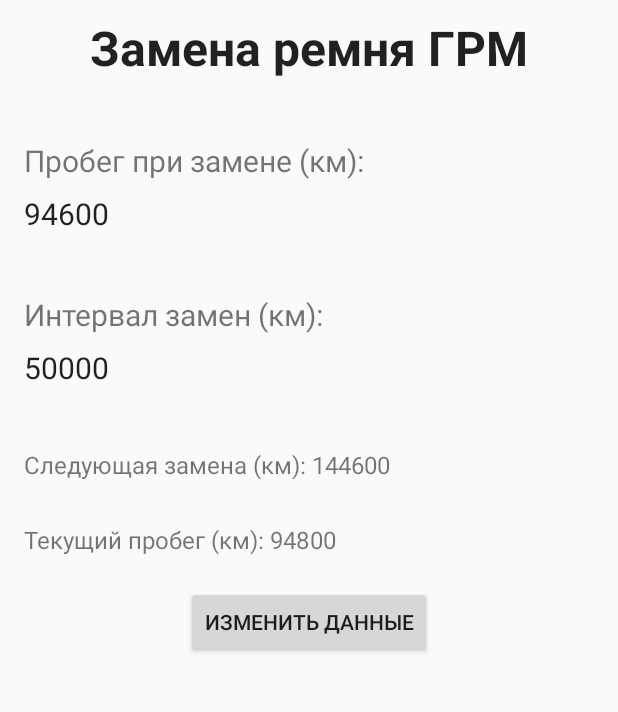
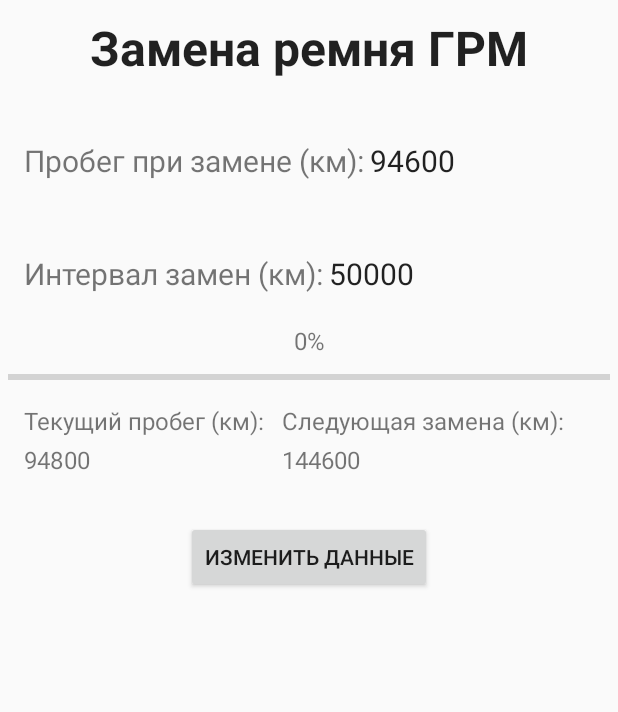
Before and after one commit to Max76547/MyCarTest, an Android app: the screen it shows after launch (WorkDetailActivity), after a tap on "Замена ремня ГРМ", on a phone screen of 412 x 824 dp, the part 84-796 px from its top. Run offline under Robolectric (Android 15) with nearby library versions, the phone set to English and light mode, and no system bars.

Commit message:
Изменение 2: добавили ProgressBar и математический расчет в процентах

```diff
--- a/app/src/main/java/com/example/mycartest/work/WorkDetailActivity.java
+++ b/app/src/main/java/com/example/mycartest/work/WorkDetailActivity.java
@@ -18,6 +18,9 @@ import android.widget.ImageView;
 import com.example.mycartest.MainActivity;
 import com.example.mycartest.R;
 import com.example.mycartest.sqlite.CarDatabaseHelper;
+
+import android.widget.LinearLayout;
+import android.widget.ProgressBar;
 import android.widget.TextView;
 import android.widget.Toast;
 
@@ -46,6 +49,11 @@ public class WorkDetailActivity extends AppCompatActivity {
         TextView textMyMileage= findViewById(R.id.edit_my_mileage);
         textMyMileage.setText(workMileage);
         TextView textSummaMileage = findViewById(R.id.itog_zamen);
+        TextView textProcent = findViewById(R.id.procents);
+
+        ProgressBar progressBar = findViewById(R.id.progressBar);
+
+
 
       button = findViewById(R.id.btn_change);
 //(создаем курсор)----------------------------
@@ -82,6 +90,10 @@ public class WorkDetailActivity extends AppCompatActivity {
                 int k = Integer.parseInt(mileage) + Integer.parseInt(nxtMileage);
                 String strNxtMileage = String.valueOf(k);
                 textSummaMileage.setText(strNxtMileage);
+
+                int procent = (Integer.parseInt(workMileage)-Integer.parseInt(mileage))*100/Integer.parseInt(nxtMileage);
+                progressBar.setProgress(procent);
+                textProcent.setText(procent + "%");
 
 
             }
--- a/app/src/main/res/layout/activity_work_detail.xml
+++ b/app/src/main/res/layout/activity_work_detail.xml
@@ -24,8 +24,8 @@
             android:background="@android:color/transparent"
             android:focusable="false"
             android:inputType="textPersonName"
+            android:textSize="32sp"
             android:textStyle="bold"
-            android:textSize="32sp"
             app:layout_constraintEnd_toEndOf="parent"
             app:layout_constraintStart_toStartOf="parent"
             app:layout_constraintTop_toTopOf="parent" />
@@ -46,94 +46,122 @@
             android:id="@+id/textView9"
             android:layout_width="wrap_content"
             android:layout_height="wrap_content"
-            android:layout_marginTop="40dp"
+            android:layout_marginTop="48dp"
             android:text="@string/str_interval"
             android:textSize="20sp"
-            app:layout_constraintStart_toStartOf="@+id/edit_change_mileage"
-            app:layout_constraintTop_toBottomOf="@+id/edit_change_mileage" />
+            app:layout_constraintStart_toStartOf="@+id/textView8"
+            app:layout_constraintTop_toBottomOf="@+id/textView8" />
 
         <EditText
             android:id="@+id/edit_change_nxt_mileage"
             android:layout_width="wrap_content"
             android:layout_height="wrap_content"
-            android:layout_marginTop="8dp"
+            android:layout_marginStart="4dp"
+            android:layout_marginLeft="4dp"
             android:background="@android:color/transparent"
             android:focusable="false"
             android:inputType="number"
-            android:text="введите пробег при следующей замене"
+            android:text="следующая замена"
             android:textSize="20sp"
-            app:layout_constraintStart_toStartOf="@+id/textView9"
-            app:layout_constraintTop_toBottomOf="@+id/textView9" />
+            app:layout_constraintStart_toEndOf="@+id/textView9"
+            app:layout_constraintTop_toTopOf="@+id/textView9" />
 
         <EditText
             android:id="@+id/edit_change_mileage"
             android:layout_width="wrap_content"
             android:layout_height="wrap_content"
-            android:layout_marginTop="8dp"
+            android:layout_marginStart="4dp"
+            android:layout_marginLeft="4dp"
             android:background="@android:color/transparent"
             android:focusable="false"
             android:inputType="number"
-            android:text="введите пробег при замене"
+            android:text="введите пробег"
             android:textSize="20sp"
-            app:layout_constraintStart_toStartOf="@+id/textView8"
-            app:layout_constraintTop_toBottomOf="@+id/textView8" />
+            app:layout_constraintStart_toEndOf="@+id/textView8"
+            app:layout_constraintTop_toTopOf="@+id/textView8" />
+
+        <TextView
+            android:id="@+id/edit_my_mileage"
+            android:layout_width="wrap_content"
+            android:layout_height="wrap_content"
+            android:layout_marginTop="4dp"
+            android:background="@android:color/transparent"
+            android:text="@string/str_my_mileage"
+            android:textSize="16sp"
+            app:layout_constraintStart_toStartOf="@+id/textView7"
+            app:layout_constraintTop_toBottomOf="@+id/textView7" />
+
+        <TextView
+            android:id="@+id/textView7"
+            android:layout_width="wrap_content"
+            android:layout_height="wrap_content"
+            android:layout_marginTop="10dp"
+            android:text="@string/str_my_mileage"
+            android:textSize="16sp"
+            app:layout_constraintStart_toStartOf="@+id/textView9"
+            app:layout_constraintTop_toBottomOf="@+id/progressBar" />
 
         <TextView
             android:id="@+id/itog_zamen"
             android:layout_width="wrap_content"
             android:layout_height="wrap_content"
-            android:layout_marginStart="4dp"
-            android:layout_marginLeft="4dp"
+            android:layout_marginTop="4dp"
             android:text="@string/str_nxt_change_mileage"
             android:textSize="16sp"
-            app:layout_constraintStart_toEndOf="@+id/textView6"
-            app:layout_constraintTop_toTopOf="@+id/textView6" />
+            app:layout_constraintStart_toStartOf="@+id/textView6"
+            app:layout_constraintTop_toBottomOf="@+id/textView6" />
 
         <TextView
             android:id="@+id/textView6"
             android:layout_width="wrap_content"
             android:layout_height="wrap_content"
-            android:layout_marginStart="16dp"
-            android:layout_marginLeft="16dp"
-            android:layout_marginTop="40dp"
+            android:layout_marginStart="12dp"
+            android:layout_marginLeft="12dp"
             android:text="@string/str_nxt_change_mileage"
-            android:textSize="16sp"
-            app:layout_constraintStart_toStartOf="parent"
-            app:layout_constraintTop_toBottomOf="@+id/edit_change_nxt_mileage" />
-
-        <TextView
-            android:id="@+id/textView7"
-            android:layout_width="wrap_content"
-            android:layout_height="wrap_content"
-            android:layout_marginTop="28dp"
-            android:text="@string/str_my_mileage"
-            android:textSize="16sp"
-            app:layout_constraintStart_toStartOf="@+id/textView6"
-            app:layout_constraintTop_toBottomOf="@+id/textView6" />
-
-        <TextView
-            android:id="@+id/edit_my_mileage"
-            android:layout_width="wrap_content"
-            android:layout_height="wrap_content"
-            android:layout_marginStart="4dp"
-            android:layout_marginLeft="4dp"
-            android:background="@android:color/transparent"
-            android:text="@string/str_my_mileage"
             android:textSize="16sp"
             app:layout_constraintStart_toEndOf="@+id/textView7"
             app:layout_constraintTop_toTopOf="@+id/textView7" />
+
+        <TextView
+            android:id="@+id/procents"
+            android:layout_width="wrap_content"
+            android:layout_height="wrap_content"
+            android:layout_marginTop="20dp"
+            android:background="@android:color/transparent"
+            android:text="Проценты"
+            android:textSize="16sp"
+            app:layout_constraintEnd_toEndOf="parent"
+            app:layout_constraintStart_toStartOf="parent"
+            app:layout_constraintTop_toBottomOf="@+id/textView9" />
+
+        <ProgressBar
+            android:id="@+id/progressBar"
+            style="?android:attr/progressBarStyleHorizontal"
+            android:layout_width="match_parent"
+            android:layout_height="wrap_content"
+            android:layout_margin="5dp"
+            android:layout_marginStart="2dp"
+            android:layout_marginLeft="2dp"
+            android:layout_marginTop="11dp"
+            android:layout_marginEnd="2dp"
+            android:layout_marginRight="2dp"
+            android:max="100"
+            app:layout_constraintEnd_toEndOf="parent"
+            app:layout_constraintHorizontal_bias="0.0"
+            app:layout_constraintStart_toStartOf="parent"
+            app:layout_constraintTop_toBottomOf="@+id/procents" />
 
         <Button
             android:id="@+id/btn_change"
             android:layout_width="wrap_content"
             android:layout_height="wrap_content"
             android:layout_gravity="center"
-            android:layout_marginTop="20dp"
+            android:layout_marginTop="30dp"
             android:onClick="onClickDetail"
             android:text="@string/change_data"
             app:layout_constraintEnd_toEndOf="parent"
             app:layout_constraintStart_toStartOf="parent"
-            app:layout_constraintTop_toBottomOf="@+id/edit_my_mileage" />
+            app:layout_constraintTop_toBottomOf="@+id/itog_zamen" />
 
 
     </androidx.constraintlayout.widget.ConstraintLayout>
```
